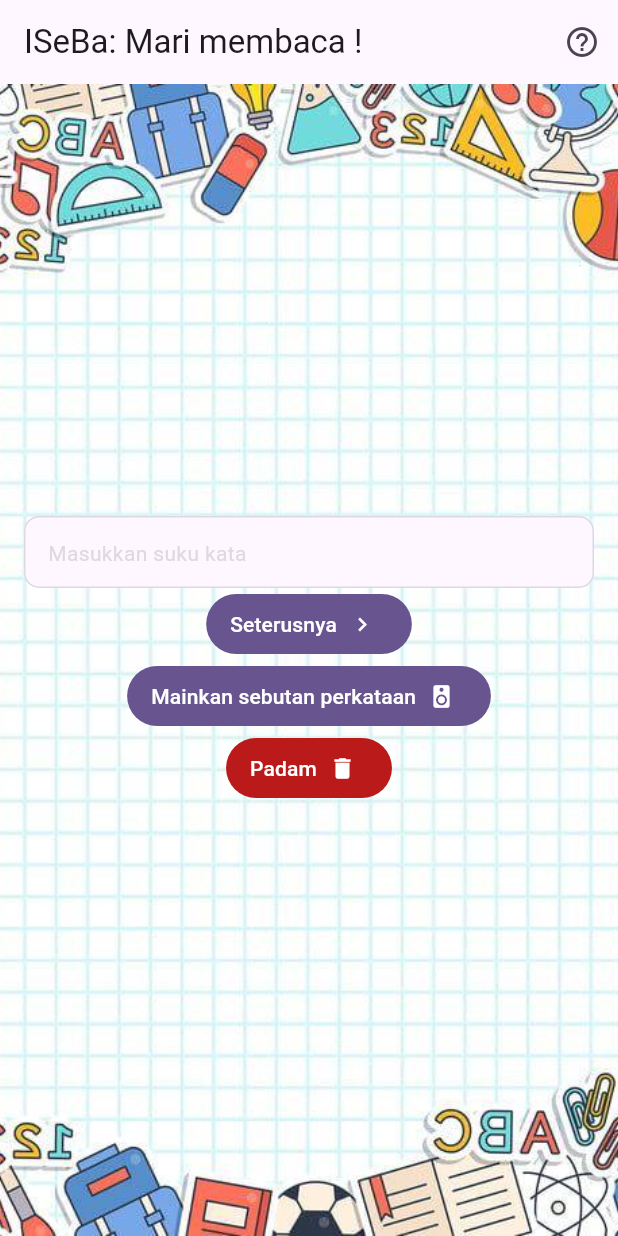
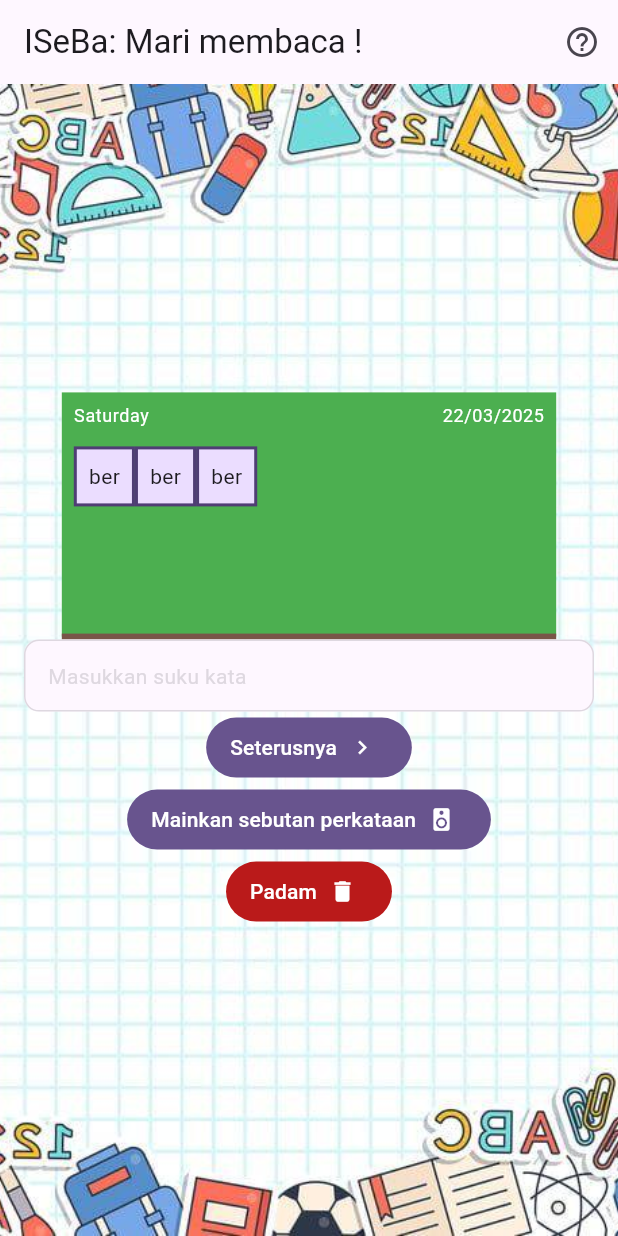
Before and after one commit to Zer0-01/Flutter-Readingapp, a Flutter app: the screen it shows after launch, on a phone screen of 412 x 824 dp. Run offline on Flutter 3.47's test engine with Material 3 defaults, Android fonts, the phone set to English and light mode, and no system bars; our stand-ins replace adaptive_theme, auto_route, equatable, flutter_bloc, flutter_tts, get and 1 more; Roboto replaces fonts that are missing (Andika).

Commit message:
feat: import intl

```diff
--- a/lib/presentation/reading/reading_screen.dart
+++ b/lib/presentation/reading/reading_screen.dart
@@ -1,6 +1,7 @@
 import 'package:flutter/material.dart';
 import 'package:flutter_tts/flutter_tts.dart';
 import 'package:get/get.dart';
+import 'package:intl/intl.dart';
 import 'package:readingapps/constants.dart';
 import 'package:readingapps/presentation/reading/widgets/reading_appbar_widget.dart';
 
@@ -70,6 +71,78 @@ class _ReadingScreenState extends State<ReadingScreen> {
             child: Column(
               mainAxisSize: MainAxisSize.min,
               children: [
+                Container(
+                  padding: const EdgeInsets.all(8.0),
+                  alignment: Alignment.topCenter,
+                  decoration: const BoxDecoration(
+                    color: Colors.green,
+                    border: Border(
+                      bottom: BorderSide(color: Colors.brown, width: 4),
+                    ),
+                  ),
+                  width: MediaQuery.of(context).size.width * 0.8,
+                  height: MediaQuery.of(context).size.height * 0.2,
+                  child: Column(
+                    children: [
+                      Row(
+                        mainAxisAlignment: MainAxisAlignment.spaceBetween,
+                        children: [
+                          Text(
+                            DateFormat("EEEE").format(DateTime.now()),
+                            style: context.textTheme.bodySmall?.copyWith(
+                                color: context.theme.colorScheme.onPrimary),
+                          ),
+                          Text(
+                            DateFormat("dd/MM/yyyy").format(DateTime.now()),
+                            style: context.textTheme.bodySmall?.copyWith(
+                                color: context.theme.colorScheme.onPrimary),
+                          ),
+                        ],
+                      ),
+                      const SizedBox(height: 12),
+                      Row(
+                        children: [
+                          Container(
+                            padding: const EdgeInsets.all(8.0),
+                            decoration: BoxDecoration(
+                              color: context.theme.colorScheme.primaryContainer,
+                              border: Border.all(
+                                color: context
+                                    .theme.colorScheme.onPrimaryContainer,
+                                width: 2,
+                              ),
+                            ),
+                            child: const Text("ber"),
+                          ),
+                          Container(
+                            padding: const EdgeInsets.all(8.0),
+                            decoration: BoxDecoration(
+                              color: context.theme.colorScheme.primaryContainer,
+                              border: Border.all(
+                                color: context
+                                    .theme.colorScheme.onPrimaryContainer,
+                                width: 2,
+                              ),
+                            ),
+                            child: const Text("ber"),
+                          ),
+                          Container(
+                            padding: const EdgeInsets.all(8.0),
+                            decoration: BoxDecoration(
+                              color: context.theme.colorScheme.primaryContainer,
+                              border: Border.all(
+                                color: context
+                                    .theme.colorScheme.onPrimaryContainer,
+                                width: 2,
+                              ),
+                            ),
+                            child: const Text("ber"),
+                          ),
+                        ],
+                      )
+                    ],
+                  ),
+                ),
                 TextField(
                   decoration: InputDecoration(
                     filled: true,
--- a/pubspec.yaml
+++ b/pubspec.yaml
@@ -44,6 +44,7 @@ dependencies:
   auto_route: ^10.0.1
   flutter_bloc: ^9.1.0
   equatable: ^2.0.7
+  intl: ^0.20.2
 
 dev_dependencies:
   flutter_test:
```
Also changed, not shown: pubspec.lock, 4 other files.
